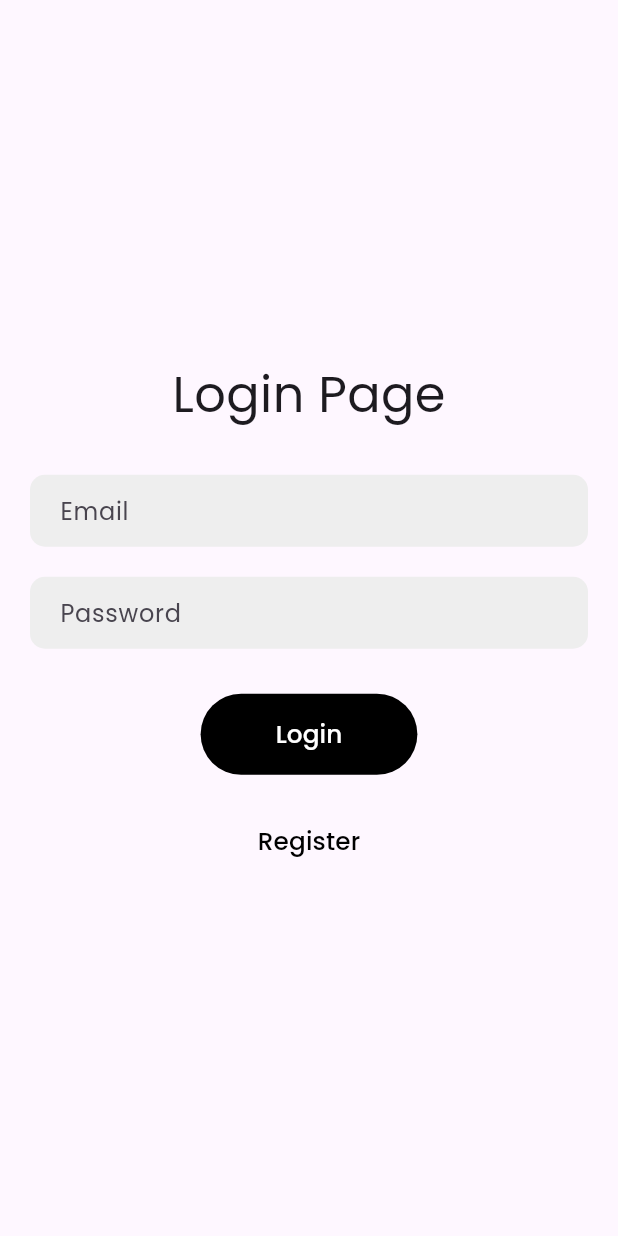
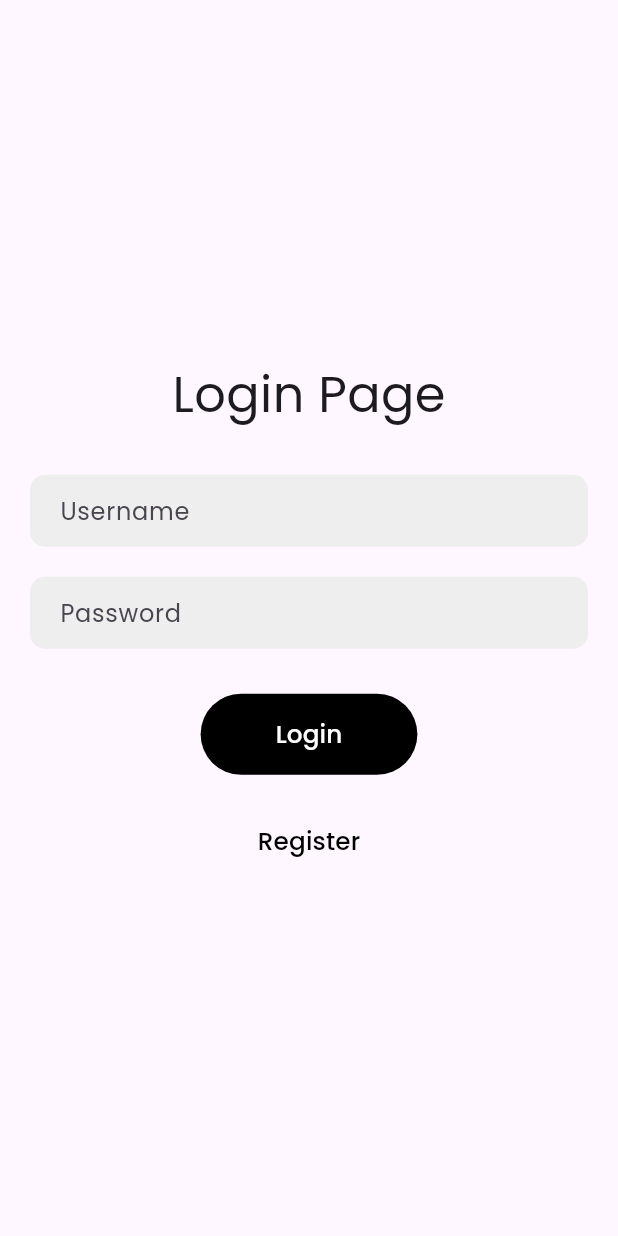
Before and after one commit to CymerDevnampo/laravel-flutter, a Flutter app: the screen it shows after launch, after a tap on "Login", on a phone screen of 412 x 824 dp. Run offline on Flutter 3.47's test engine with Material 3 defaults, Android fonts, the phone set to English and light mode, and no system bars; our stand-ins replace get, get_storage, google_fonts; network calls fail.

Commit message:
add a snackbar error and redirection after successfull login and register

```diff
--- a/lib/controller/authentication.dart
+++ b/lib/controller/authentication.dart
@@ -1,11 +1,17 @@
 import 'dart:convert';
 import 'package:flutter/material.dart';
 import 'package:forumapp/constants/constants.dart';
+import 'package:forumapp/views/home.dart';
 import 'package:get/get.dart';
 import 'package:http/http.dart' as http;
+import 'package:flutter/material.dart';
+import 'package:get_storage/get_storage.dart';
 
 class AuthenticationController extends GetxController {
   final isLoading = false.obs;
+  final token = ''.obs;
+
+  final box = GetStorage();
 
   Future register({
     required String name,
@@ -23,7 +29,7 @@ class AuthenticationController extends GetxController {
       };
 
       var response = await http.post(
-        Uri.parse(url + 'register'),
+        Uri.parse('${url}register'),
         headers: {
           'Accept': 'application/json',
         },
@@ -32,11 +38,63 @@ class AuthenticationController extends GetxController {
 
       if (response.statusCode == 201) {
         isLoading.value = false;
-        // debugPrint(json.decode(response.body));
-        debugPrint(json.decode(response.body).toString());
+        // debugPrint(json.decode(response.body).toString());
+
+        token.value = json.decode(response.body)['token'];
+        box.write('token', token.value);
+        Get.offAll(() => const HomePage());
       } else {
         isLoading.value = false;
-        // debugPrint(json.decode(response.body));
+        Get.snackbar(
+          'Error',
+          json.decode(response.body)['message'],
+          snackPosition: SnackPosition.TOP,
+          backgroundColor: Colors.red,
+          colorText: Colors.white,
+        );
+        debugPrint(json.decode(response.body).toString());
+      }
+    } catch (e) {
+      isLoading.value = false;
+      print(e.toString());
+    }
+  }
+
+  Future login({
+    required String username,
+    required String password,
+  }) async {
+    isLoading.value = true;
+    try {
+      var data = {
+        'username': username,
+        'password': password,
+      };
+
+      var response = await http.post(
+        Uri.parse('${url}login'),
+        headers: {
+          'Accept': 'application/json',
+        },
+        body: data,
+      );
+
+      if (response.statusCode == 200) {
+        isLoading.value = false;
+        // debugPrint(json.decode(response.body).toString());
+
+        token.value = json.decode(response.body)['token'];
+        box.write('token', token.value);
+        Get.offAll(() => const HomePage());
+      } else {
+        isLoading.value = false;
+        Get.snackbar(
+          'Error',
+          json.decode(response.body)['message'],
+          snackPosition: SnackPosition.TOP,
+          backgroundColor: Colors.red,
+          colorText: Colors.white,
+        );
         debugPrint(json.decode(response.body).toString());
       }
     } catch (e) {
--- a/lib/views/login_page.dart
+++ b/lib/views/login_page.dart
@@ -1,4 +1,5 @@
 import 'package:flutter/material.dart';
+import 'package:forumapp/controller/authentication.dart';
 import 'package:forumapp/views/register_page.dart';
 import './widgets/input_widget.dart';
 import 'package:google_fonts/google_fonts.dart';
@@ -12,8 +13,10 @@ class LoginPage extends StatefulWidget {
 }
 
 class _LoginPageState extends State<LoginPage> {
-  final TextEditingController _emailController = TextEditingController();
+  final TextEditingController _usernameController = TextEditingController();
   final TextEditingController _passwordController = TextEditingController();
+  final AuthenticationController _authenticationController =
+      Get.put(AuthenticationController());
 
   @override
   Widget build(BuildContext context) {
@@ -37,9 +40,9 @@ class _LoginPageState extends State<LoginPage> {
                 height: 30,
               ),
               InputWidget(
-                hintText: 'Email',
+                hintText: 'Username',
                 obscureText: false,
-                controller: _emailController,
+                controller: _usernameController,
               ),
               const SizedBox(
                 height: 20,
@@ -61,12 +64,23 @@ class _LoginPageState extends State<LoginPage> {
                     vertical: 15,
                   ),
                 ),
-                onPressed: () {},
-                child: Text('Login',
-                    style: GoogleFonts.poppins(
-                      fontSize: size * 0.040,
-                      color: Colors.white,
-                    )),
+                onPressed: () async {
+                  await _authenticationController.login(
+                    username: _usernameController.text.trim(),
+                    password: _passwordController.text.trim(),
+                  );
+                },
+                child: Obx(() {
+                  return _authenticationController.isLoading.value
+                      ? CircularProgressIndicator(
+                          color: Colors.white,
+                        )
+                      : Text('Login',
+                          style: GoogleFonts.poppins(
+                            fontSize: size * 0.040,
+                            color: Colors.white,
+                          ));
+                }),
               ),
               const SizedBox(
                 height: 20,
--- a/pubspec.yaml
+++ b/pubspec.yaml
@@ -31,6 +31,7 @@ dependencies:
   flutter:
     sdk: flutter
   google_fonts: ^6.1.0
+  get_storage:
 
   # The following adds the Cupertino Icons font to your application.
   # Use with the CupertinoIcons class for iOS style icons.
```
Also changed, not shown: lib/views/home.dart (added, +19 -0 lines), pubspec.lock.
